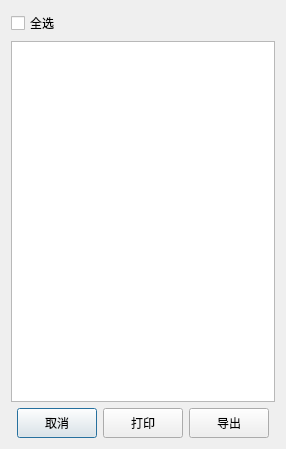
Before: the Qt Designer form Qt/ERP/dialoguserprint.ui in superp2017/NTERP, drawn with Qt 5.
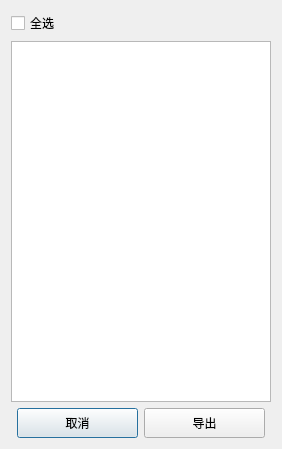
After: the same form once the commit is applied.

Patch:
```diff
--- a/Qt/ERP/dialoguserprint.ui
+++ b/Qt/ERP/dialoguserprint.ui
@@ -45,19 +45,6 @@
        </property>
       </widget>
      </item>
-     <item>
-      <widget class="QPushButton" name="pushButton_print">
-       <property name="minimumSize">
-        <size>
-         <width>0</width>
-         <height>30</height>
-        </size>
-       </property>
-       <property name="text">
-        <string>打印</string>
-       </property>
-      </widget>
-     </item>
      <item>
       <widget class="QPushButton" name="pushButton_export">
        <property name="minimumSize">
```
